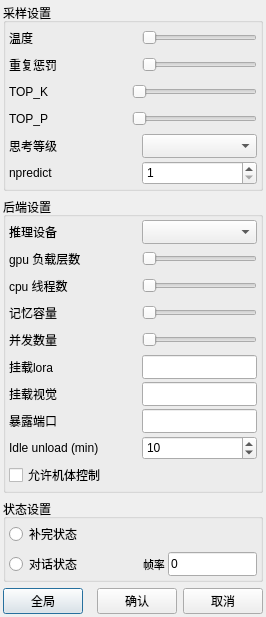
Qt form src/widget/settings_dialog.ui (ylsdamxssjxxdd/eva) before a commit.
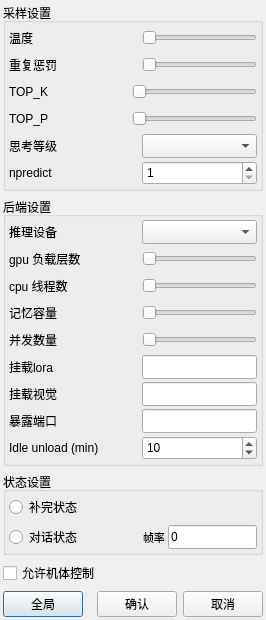
The same form after that commit.

Commit message: 输出区默认字体改用打包内置的 SarasaFixedCL-Regular

```diff
--- a/src/widget/settings_dialog.ui
+++ b/src/widget/settings_dialog.ui
@@ -765,13 +765,6 @@
        </item>
       </layout>
      </item>
-     <item>
-      <widget class="QCheckBox" name="allow_control_checkbox">
-       <property name="text">
-        <string>允许机体控制</string>
-       </property>
-      </widget>
-     </item>
      </layout>
     </widget>
    </item>
@@ -910,6 +903,13 @@
      </layout>
     </widget>
    </item>
+  <item>
+   <widget class="QCheckBox" name="allow_control_checkbox">
+    <property name="text">
+     <string>允许机体控制</string>
+    </property>
+   </widget>
+  </item>
    <item>
     <layout class="QHBoxLayout" name="horizontalLayout">
      <item>
```
Lines whose indentation alone changed are shown as unchanged. The commit also changes 2 other files.
